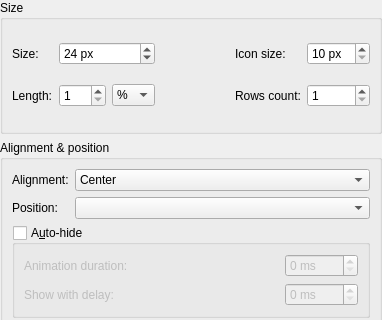
Before: the Qt Designer form panel/config/configpanelwidget.ui in lxqt/lxqt-panel, drawn with Qt 5; both pictures show x 0 to 382 and y 0 to 320 of the 382 by 517 pixel window.
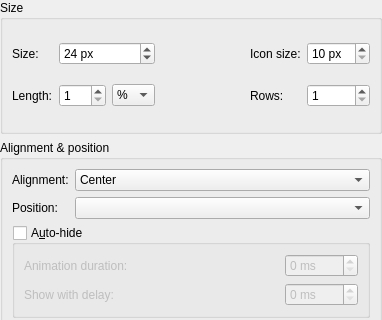
After: the same form once the commit is applied. Icons and pictures are not drawn.

Commit message: Remove " count" from "Rows count:"

```diff
--- a/panel/config/configpanelwidget.ui
+++ b/panel/config/configpanelwidget.ui
@@ -170,7 +170,7 @@
          <item row="1" column="0">
           <widget class="QLabel" name="label_lineCount">
            <property name="text">
-            <string>Rows count:</string>
+            <string>Rows:</string>
            </property>
           </widget>
          </item>
```
